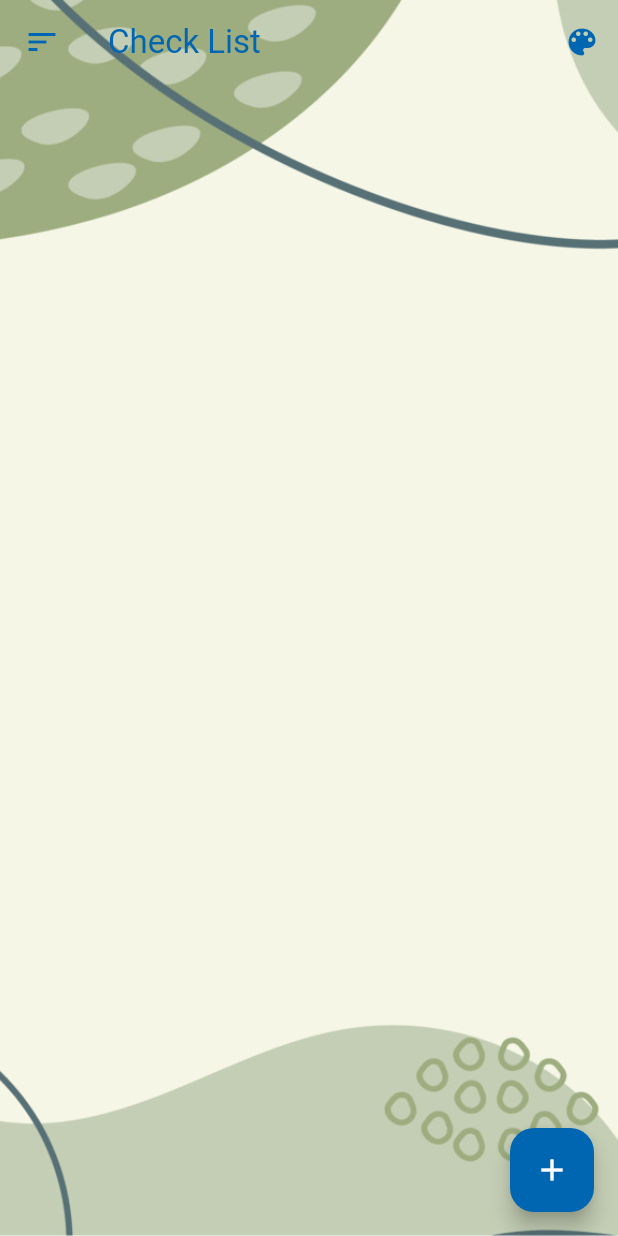
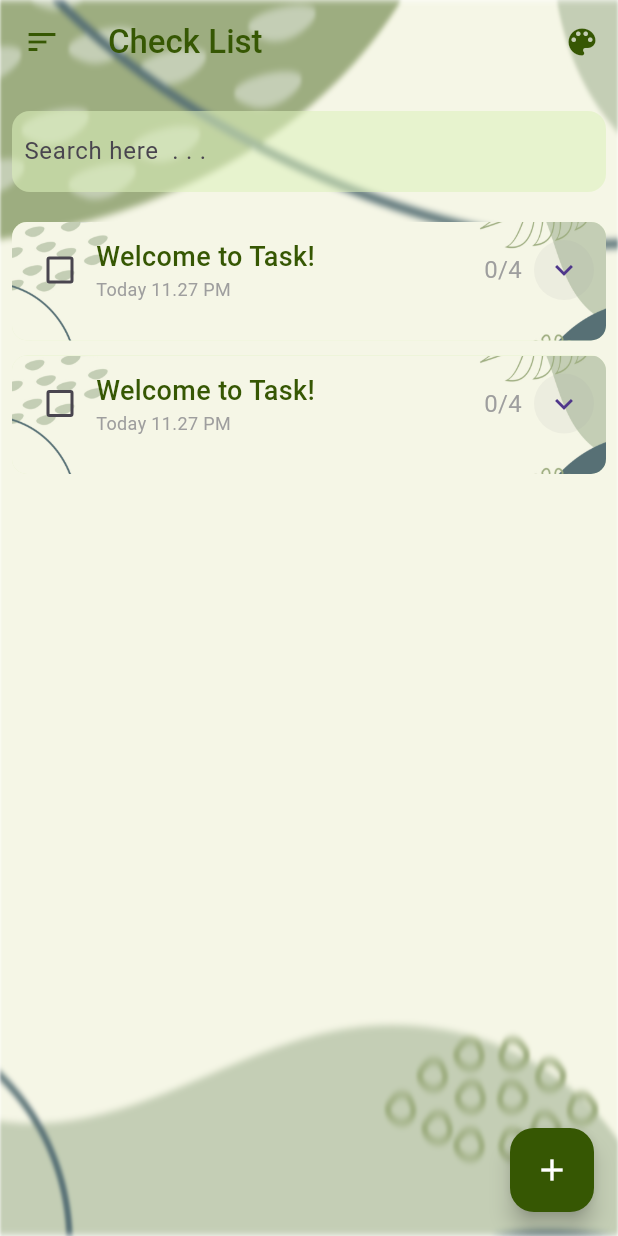
Before and after one commit to Theara-Mot/check-list, a Flutter app: the screen it shows after launch, on a phone screen of 412 x 824 dp. Run offline on Flutter 3.47's test engine with Material 3 defaults, Android fonts, the phone set to English and light mode, and no system bars; our stand-ins replace flutter_riverpod, fluttertoast, google_fonts, hooks_riverpod, speech_to_text, supabase_flutter; accounts and stored records are empty.

Commit message:
enhancement homepage

```diff
--- a/lib/providers/theme_notifier.dart
+++ b/lib/providers/theme_notifier.dart
@@ -9,26 +9,34 @@ class ThemeNotifier extends ChangeNotifier {
   Color _iconColor;
   Color _drawerColor;
   Color _buttonColor;
+  Color _containerColor;
 
-  ThemeNotifier(this._themeData, this._backgroundImage, this._iconColor,this._drawerColor,this._buttonColor);
+  ThemeNotifier(this._themeData, this._backgroundImage, this._iconColor,this._drawerColor,this._buttonColor,this._containerColor);
 
   ThemeData get themeData => _themeData;
   String get backgroundImage => _backgroundImage;
   Color get iconColor => _iconColor;
   Color get drawerColor => _drawerColor;
   Color get buttonColor => _buttonColor;
-
+  Color get containerColor => _containerColor;
   void setTheme(int index) {
     _backgroundImage = AppTheme.themeStyle[index]['bg'];
     _iconColor = AppTheme.themeStyle[index]['icon-color'];
     _drawerColor = AppTheme.themeStyle[index]['drawer-color'];
     _buttonColor = AppTheme.themeStyle[index]['button-color'];
+    _containerColor = AppTheme.themeStyle[index]['container-color'];
     _themeData = ThemeData(
       primarySwatch: Colors.blue,
       textTheme: TextTheme(
-        bodyText1: AppTheme.themeStyle[index]['style'],
+        bodySmall: AppTheme.themeStyle[index]['small-text'],
+        bodyMedium: AppTheme.themeStyle[index]['normal-text'],
+        displayMedium: AppTheme.themeStyle[index]['big-text'],
+        displayLarge: AppTheme.themeStyle[index]['app-bar']
       ),
       iconTheme: IconThemeData(color: _iconColor),
+      buttonTheme: ButtonThemeData(buttonColor: _buttonColor),
+      cardColor: _containerColor,
+      cardTheme:CardTheme(color:_containerColor),
     );
 
     notifyListeners();
@@ -40,11 +48,18 @@ final themeNotifierProvider = ChangeNotifierProvider<ThemeNotifier>((ref) {
     ThemeData(
       primarySwatch: Colors.blue,
       textTheme: TextTheme(
-        bodyText1: TextStyle(color: AppColors.appbar),
+          bodySmall: AppTheme.themeStyle[0]['small-text'],
+          displaySmall: AppTheme.themeStyle[0]['normal-text'],
+          displayMedium: AppTheme.themeStyle[0]['big-text'],
+          displayLarge: AppTheme.themeStyle[0]['app-bar']
       ),
-      iconTheme: IconThemeData(color: AppColors.appbar),
+      iconTheme: IconThemeData(color: AppTheme.themeStyle[0]['button-color']),
+      cardTheme: CardTheme(color:AppTheme.themeStyle[0]['container-color']),
     ),
-    'assets/background_images/background1.jpg',
-    AppColors.appbar,AppColors.appbar,AppColors.appbar
+      AppTheme.themeStyle[0]['bg'],
+      AppTheme.themeStyle[0]['icon-color'],
+      AppTheme.themeStyle[0]['drawer-color'],
+      AppTheme.themeStyle[0]['button-color'],
+      AppTheme.themeStyle[0]['container-color'],
   );
 });
--- a/lib/screen/task_screen.dart
+++ b/lib/screen/task_screen.dart
@@ -310,7 +310,7 @@ class _TaskCreationScreenState extends State<TaskCreationScreen> {
                           ThemeData newTheme = ThemeData(
                             primarySwatch: Colors.blue,
                             textTheme: TextTheme(
-                              bodyText1: StyleConfig.backgroundTextStyles[newImage] ?? TextStyle(color: Colors.white),
+                              // bodyText1: StyleConfig.backgroundTextStyles[newImage] ?? TextStyle(color: Colors.white),
                             ),
                           );
                           // themeNotifier.setTheme(newTheme, newImage);
--- a/lib/testing.dart
+++ b/lib/testing.dart
@@ -2,8 +2,9 @@ import 'package:checklist/providers/theme_notifier.dart';
 import 'package:checklist/screen/drawer/custom_drawer.dart';
 import 'package:checklist/screen/task_screen.dart';
 import 'package:checklist/themes/build_theme.dart';
+import 'package:checklist/widgets/build_background.dart';
+import 'package:flutter/cupertino.dart';
 import 'package:flutter/material.dart';
-import 'package:flutter/widgets.dart';
 import 'package:hooks_riverpod/hooks_riverpod.dart';
 
 import 'cost/color.dart';
@@ -16,12 +17,8 @@ class Testing extends StatefulWidget {
 }
 
 class _TestingState extends State<Testing> {
-  final List<String> _backgroundImages = [
-    'assets/background_images/background1.jpg',
-    'assets/background_images/background2.jpg',
-    'assets/background_images/background1.jpg',
-    'assets/background_images/background2.jpg',
-  ];
+  TextEditingController searchController = TextEditingController();
+  List<bool> isCollapsed = List.generate(2, (_) => true); // Initial state for collapse/expand
 
   void _showBottomModal(BuildContext context) {
     showModalBottomSheet(
@@ -69,10 +66,9 @@ void _showBottomModal(BuildContext context) {
                             ),
                           ),
                         ),
-
                         Text(
                           name,
-                        style: TextStyle(color: Colors.white,fontSize: 16),
+                          style: TextStyle(color: Colors.white, fontSize: 16),
                           textAlign: TextAlign.center,
                         ),
                       ],
@@ -87,37 +83,36 @@ void _showBottomModal(BuildContext context) {
     );
   }
 
-
   @override
   Widget build(BuildContext context) {
     var themeNotifier = context.read(themeNotifierProvider);
-    TextStyle textStyle = themeNotifier.themeData.textTheme.bodyText1!;
+    TextStyle body = themeNotifier.themeData.textTheme.displaySmall!;
+    TextStyle appbarStyle = themeNotifier.themeData.textTheme.displayLarge!;
+    TextStyle bodyMedium = themeNotifier.themeData.textTheme.displayMedium!;
+    TextStyle bodySmall = themeNotifier.themeData.textTheme.bodySmall!;
     Color iconColor = themeNotifier.iconColor;
     Color buttonColor = themeNotifier.buttonColor;
-    return Container(
-      decoration: BoxDecoration(
-        image: DecorationImage(
-          image: AssetImage(themeNotifier.backgroundImage),
-          fit: BoxFit.cover,
-        ),
-      ),
+    Color containerColor = themeNotifier.themeData.cardTheme.color ?? Colors.white;
+
+    return AppBackground(
+      backgroundImage: themeNotifier.backgroundImage,
       child: Scaffold(
         backgroundColor: Colors.transparent,
         appBar: AppBar(
           backgroundColor: Colors.transparent,
           centerTitle: false,
-          title: Text('Check List', style: textStyle),
+          title: Text('Check List', style: appbarStyle),
           leading: Builder(
             builder: (context) => IconButton(
               onPressed: () {
                 Scaffold.of(context).openDrawer();
               },
-              icon: Icon(Icons.sort, color:iconColor),
+              icon: Icon(Icons.sort, color: iconColor),
             ),
           ),
           actions: [
             IconButton(
-              icon: Icon(Icons.color_lens,color: iconColor,),
+              icon: Icon(Icons.color_lens, color: iconColor),
               onPressed: () => _showBottomModal(context),
             ),
           ],
@@ -134,6 +129,116 @@ void _showBottomModal(BuildContext context) {
           },
           child: Icon(Icons.add),
         ),
+        body: Padding(
+          padding: const EdgeInsets.all(8.0),
+          child: Column(
+            children: [
+              SizedBox(height: 10),
+              Card(
+                elevation: 0,
+                color: containerColor,
+                margin: EdgeInsets.zero,
+                child: Padding(
+                  padding: const EdgeInsets.symmetric(vertical: 3, horizontal: 8),
+                  child: TextFormField(
+                    keyboardType: TextInputType.number,
+                    controller: searchController,
+                    decoration: InputDecoration(
+                      hintText: 'Search here  . . . ',
+                      border: InputBorder.none,
+                      contentPadding: EdgeInsets.zero,
+                    ),
+                  ),
+                ),
+              ),
+              SizedBox(height: 20),
+              Expanded(
+                child: ListView.builder(
+                  itemCount: 2,
+                  itemBuilder: (context, index) {
+                    return Container(
+                      padding: EdgeInsets.all(8.0),
+                      margin: EdgeInsets.only(bottom: 10),
+                      decoration: BoxDecoration(
+                        image: DecorationImage(
+                          fit: BoxFit.cover,
+                          scale: 4,
+                          image: AssetImage(themeNotifier.backgroundImage)
+                        ),
+                        borderRadius: BorderRadius.circular(10),
+                        color: containerColor,
+                      ),
+                      child: Column(
+                        children: [
+                          Row(
+                            children: [
+                              Checkbox(
+                                activeColor: buttonColor,
+                                value: false,
+                                onChanged: (newValue) {
+                                  // Handle checkbox state change
+                                },
+                              ),
+                              Column(
+                                crossAxisAlignment: CrossAxisAlignment.start,
+                                children: [
+                                  Text('Welcome to Task!', style: bodyMedium),
+                                  Text('Today 11.27 PM', style: bodySmall),
+                                ],
+                              ),
+                              Spacer(),
+                              Text('0/4', style: body),
+                              SizedBox(width: 8),
+                              CircleAvatar(
+                                backgroundColor: Colors.grey.withOpacity(0.1),
+                                child: IconButton(
+                                  icon: Icon(
+                                    isCollapsed[index] ? Icons.keyboard_arrow_down : Icons.keyboard_arrow_up,
+                                  ),
+                                  onPressed: () {
+                                    setState(() {
+                                      isCollapsed[index] = !isCollapsed[index];
+                                    });
+                                  },
+                                ),
+                              ),
+                            ],
+                          ),
+                          SizedBox(height: 15),
+                          AnimatedCrossFade(
+                            firstChild: Container(),
+                            secondChild: ListView.builder(
+                              padding: EdgeInsets.only(left: 30),
+                              physics: NeverScrollableScrollPhysics(),
+                              shrinkWrap: true,
+                              itemCount: 5,
+                              itemBuilder: (context, index) {
+                                return Row(
+                                  children: [
+                                    Checkbox(
+                                      activeColor: buttonColor,
+                                      value: false,
+                                      onChanged: (newValue) {
+                                        // Handle checkbox state change
+                                      },
+                                    ),
+                                    Text('data ${index + 1}')
+                                  ],
+                                );
+                              },
+                            ),
+                            crossFadeState: isCollapsed[index] ? CrossFadeState.showFirst : CrossFadeState.showSecond,
+                            duration: Duration(milliseconds: 350),
+                          ),
+                        ],
+                      ),
+                    );
+                  },
+                ),
+              ),
+            ],
+          ),
+        ),
       ),
     );
   }
--- a/lib/themes/build_theme.dart
+++ b/lib/themes/build_theme.dart
@@ -1,49 +1,43 @@
-// config.dart
-
 import 'package:checklist/cost/color.dart';
 import 'package:flutter/material.dart';
-
-class StyleConfig {
-  static final Map<String, TextStyle> backgroundTextStyles = {
-    'assets/background_images/background1.jpg': TextStyle(
-      color: Colors.black,
-      fontSize: 16,
-      fontWeight: FontWeight.bold,
-    ),
-    'assets/background_images/background2.jpg': TextStyle(
-      color: Colors.black,
-      fontSize: 16,
-      fontWeight: FontWeight.bold,
-    ),
-    // Add more styles for additional backgrounds here
-  };
-}
 
 class AppTheme {
   static final List<Map<String, dynamic>> themeStyle =[
     {
       'bg':'assets/background_images/background1.jpg',
-      'style' :TextStyle(color: AppColors.appbar,fontSize: 16,fontWeight: FontWeight.bold),
-      'icon-color':AppColors.appbar,
-      'drawer-color':AppColors.appbar.withOpacity(0.5),
-      'button-color':AppColors.appbar,
-      'name':'style 1'
+      'app-bar' :TextStyle(color: Color.fromARGB(255, 54, 87, 3),fontSize: 22,fontWeight: FontWeight.w500),
+      'big-text' :TextStyle(color: Color.fromARGB(255, 54, 87, 3),fontSize: 18,fontWeight: FontWeight.w500),
+      'normal-text' :TextStyle(color: Colors.grey,fontSize: 16),
+      'small-text' :TextStyle(color:Colors.grey,fontSize: 12),
+      'icon-color':Color.fromARGB(255, 54, 87, 3),
+      'drawer-color':Color.fromARGB(200, 152, 167, 125),
+      'button-color':Color.fromARGB(255, 54, 87, 3),
+      'name':'style 1',
+      'container-color':Color.fromARGB(145, 221, 241, 188)
     },
     {
       'bg':'assets/background_images/background2.jpg',
-      'style' :TextStyle(color: Color.fromARGB(255, 248, 1, 228),fontSize: 16,fontWeight: FontWeight.bold),
+      'app-bar' :TextStyle(color: Color.fromARGB(255, 54, 87, 3),fontSize: 22,fontWeight: FontWeight.w500),
+      'big-text' :TextStyle(color: Color.fromARGB(255, 54, 87, 3),fontSize: 18,fontWeight: FontWeight.w500),
+      'normal-text' :TextStyle(color: Colors.grey,fontSize: 16),
+      'small-text' :TextStyle(color:Colors.grey,fontSize: 12),
       'icon-color':Color.fromARGB(255, 211, 129, 204),
       'drawer-color':Color.fromARGB(255, 236, 9, 217),
       'button-color':Color.fromARGB(255, 236, 9, 217),
-      'name':'style 2'
+      'name':'style 2',
+      'container-color':Color.fromARGB(203, 241, 234, 239)
     },
     {
       'bg':'assets/background_images/bgg.webp',
-      'style' :TextStyle(color: Colors.red,fontSize: 16,fontWeight: FontWeight.bold),
-      'icon-color':Color.fromARGB(255, 194, 177, 84),
+      'app-bar' :TextStyle(color: Color.fromARGB(255, 54, 87, 3),fontSize: 22,fontWeight: FontWeight.w500),
+      'big-text' :TextStyle(color: Color.fromARGB(255, 54, 87, 3),fontSize: 18,fontWeight: FontWeight.w500),
+      'normal-text' :TextStyle(color:Colors.grey,fontSize: 16),
+      'small-text' :TextStyle(color:Colors.grey,fontSize: 12),
+      'icon-color':Color.fromARGB(255, 136, 159, 94),
       'drawer-color':Color.fromARGB(255, 224, 221, 7),
       'button-color':Color.fromARGB(255, 224, 221, 7),
-      'name':'style 3'
+      'name':'style 3',
+      'container-color':Color.fromARGB(204, 234, 224, 218)
     },
   ];
 }
--- /dev/null
+++ b/lib/widgets/build_background.dart
@@ -0,0 +1,26 @@
+import 'package:flutter/material.dart';
+import 'dart:ui' as ui;
+
+class AppBackground extends StatelessWidget {
+  final Widget child;
+  final String backgroundImage;
+
+  const AppBackground({super.key, required this.child, required this.backgroundImage});
+
+  @override
+  Widget build(BuildContext context) {
+    return Stack(
+      fit: StackFit.expand,
+      children: [
+        ImageFiltered(
+          imageFilter: ui.ImageFilter.blur(sigmaX: 1, sigmaY: 2.5),
+          child: Image.asset(
+            backgroundImage,
+            fit: BoxFit.cover,
+          ),
+        ),
+        child,
+      ],
+    );
+  }
+}
```
Lines whose indentation alone changed are shown as unchanged.
